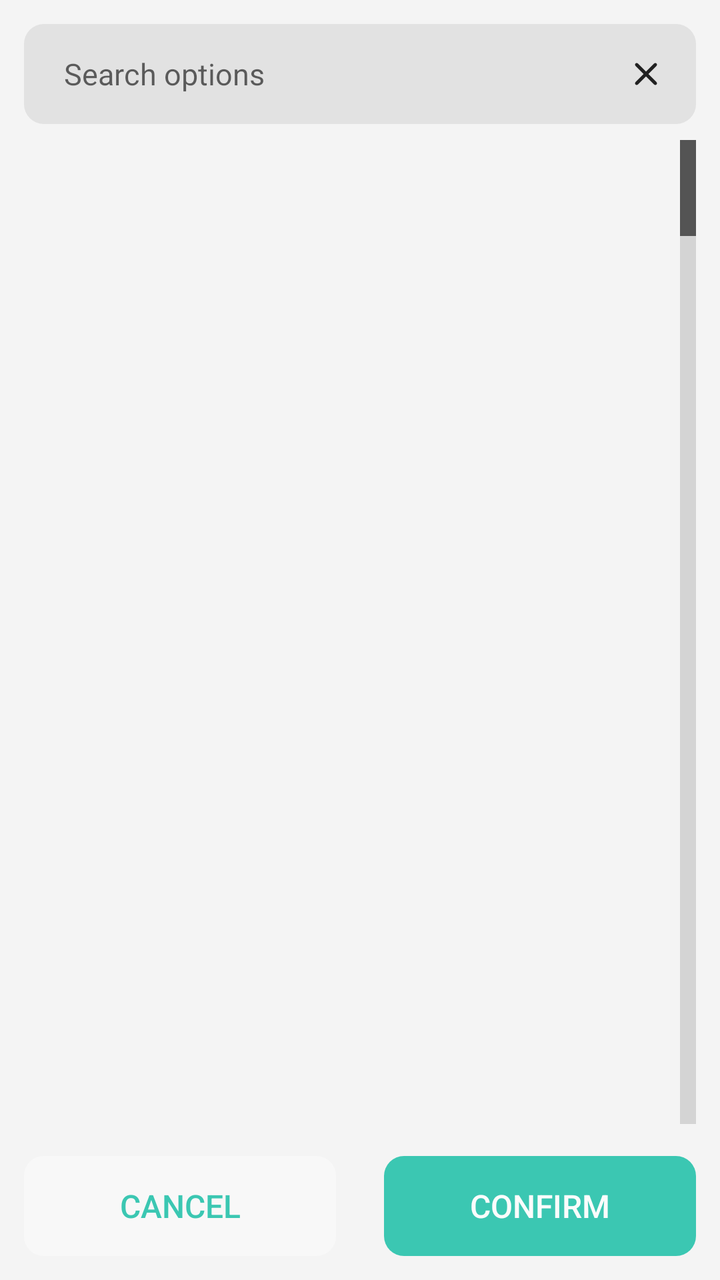
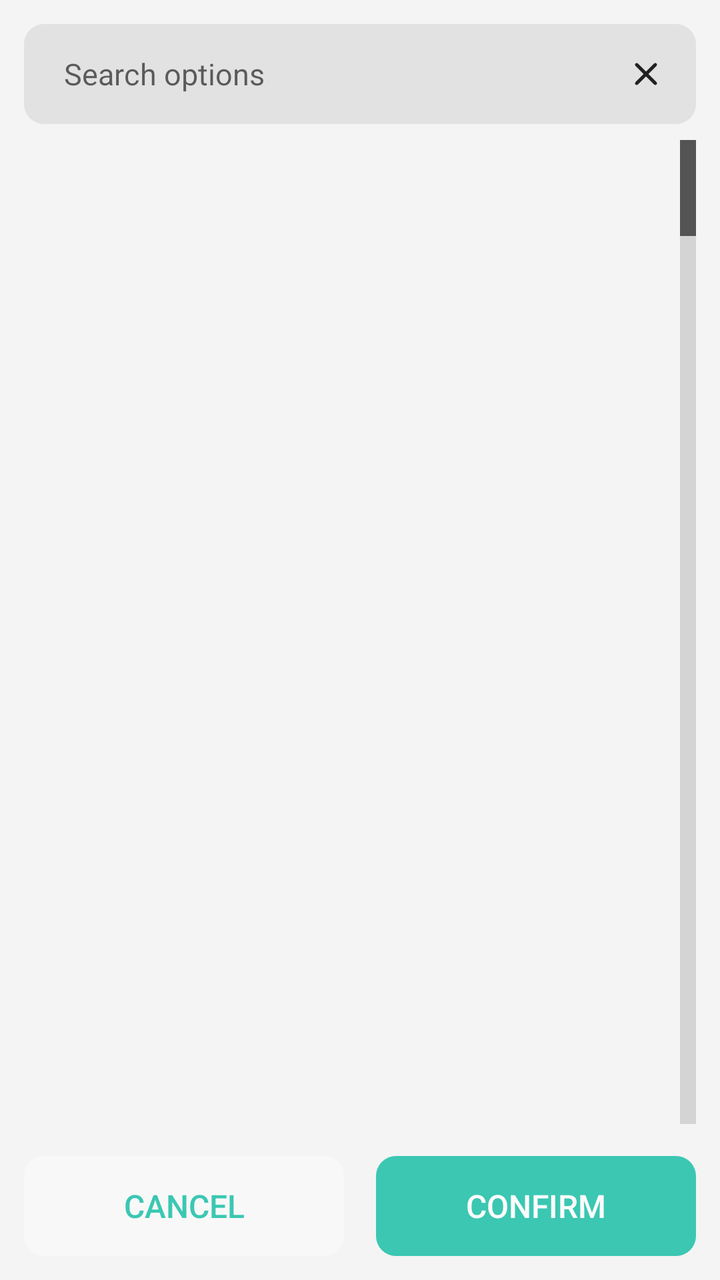

The first picture is an Android layout as it rendered before a commit; the second is the same layout after the commit. The layout source and the unified diff follow.
<!-- AndroidManifest.xml: application theme AppTheme -->
<!-- res/layout/dialog_item_chooser.xml -->
<?xml version="1.0" encoding="utf-8"?>
<LinearLayout xmlns:android="http://schemas.android.com/apk/res/android"
    style="@style/dialogRoot"
    android:orientation="vertical"
    android:focusable="true"
    android:focusableInTouchMode="true"
    android:layout_width="match_parent"
    android:layout_height="wrap_content">
    <RelativeLayout
        android:id="@+id/search_bar"
        android:background="@drawable/dialog_search_bg"
        android:layout_width="match_parent"
        android:layout_height="50dp">
        <EditText
            android:id="@+id/search_box"
            android:nextFocusDown="@id/search_box"
            android:lines="1"
            android:singleLine="true"
            android:imeOptions="actionSearch"
            android:layout_width="match_parent"
            android:layout_height="match_parent"
            android:paddingStart="20dp"
            android:paddingEnd="20dp"
            android:maxLength="30"
            android:textSize="15dp"
            android:hint="@string/item_chooser_search_hint"
            android:background="@null" />

        <ImageButton
            android:id="@+id/search_box_clear"
            android:background="@null"
            android:layout_alignParentEnd="true"
            android:layout_centerVertical="true"
            android:src="@drawable/dialog_search_clear"
            android:scaleType="centerInside"
            android:padding="15dp"
            android:tint="?android:textColorPrimary"
            android:layout_width="50dp"
            android:layout_height="50dp" />
    </RelativeLayout>

    <FrameLayout
        android:layout_marginBottom="8dp"
        android:id="@+id/header"
        android:layout_width="match_parent"
        android:layout_height="wrap_content">

        <TextView
            style="@style/dialogTitle"
            android:breakStrategy="simple"
            android:paddingStart="4dp"
            android:paddingEnd="4dp"
            android:id="@+id/dialog_title"
            android:visibility="gone"
            android:layout_width="match_parent"
            android:layout_height="wrap_content" />

        <TextView
            style="@style/dialogDesc"
            android:breakStrategy="simple"
            android:paddingStart="4dp"
            android:paddingEnd="4dp"
            android:id="@+id/dialog_desc"
            android:visibility="gone"
            android:layout_width="match_parent"
            android:layout_height="wrap_content" />
    </FrameLayout>

    <RelativeLayout
        android:id="@+id/select_all_block"
        android:orientation="horizontal"
        android:layout_width="match_parent"
        android:layout_height="wrap_content">

        <CheckBox
            android:visibility="gone"
            android:id="@+id/select_all"
            android:layout_margin="6dp"
            android:text="@string/select_all"
            android:layoutDirection="rtl"
            style="@style/textTitle"
            android:layout_alignParentEnd="true"
            android:layout_width="wrap_content"
            android:layout_height="wrap_content" />
    </RelativeLayout>

    <ListView
        android:id="@+id/item_list"
        android:scrollbarSize="0dp"
        android:layout_weight="1"
        android:divider="@null"
        android:fastScrollEnabled="true"
        android:scrollbarStyle="insideOverlay"
        android:requiresFadingEdge="vertical"
        android:smoothScrollbar="true"
        android:layout_width="match_parent"
        android:layout_height="0dp" />

    <LinearLayout
        android:id="@+id/bottom_buttons"
        android:layout_marginTop="16dp"
        android:orientation="horizontal"
        android:layout_width="match_parent"
        android:layout_height="wrap_content">

        <Button
            android:id="@+id/btn_cancel"
            style="@style/dialogCancelBtn"
            android:layout_marginEnd="8dp"
            android:text="@string/btn_cancel">
        </Button>
        <Button
            android:id="@+id/btn_confirm"
            style="@style/dialogConfirmBtn"
            android:text="@string/btn_confirm">
        </Button>
    </LinearLayout>
</LinearLayout>
<!-- resources referenced by this layout -->
<resources>
  <!-- drawable dialog_search_bg (drawable) -->
  <?xml version="1.0" encoding="utf-8"?>
  <shape xmlns:android="http://schemas.android.com/apk/res/android">
      <solid android:color="?attr/colorParse" />
      <size android:height="25dp" />
      <corners android:radius="10dp" />
  
      
  </shape>
  <string name="btn_cancel">Cancel</string>
  <string name="btn_confirm">Confirm</string>
  <string name="item_chooser_search_hint">Search options</string>
  <string name="select_all">Select all</string>
  <style name="dialogCancelBtn" parent="dialogLargeBtn">
          <item name="android:layout_marginStart">0dp</item>
          <item name="android:background">@drawable/btn_bg_large_secondary</item>
      </style>
  <style name="dialogConfirmBtn" parent="dialogLargeBtn">
          <item name="android:textColor">#FFFFFF</item>
          <item name="android:background">@drawable/btn_bg_large</item>
      </style>
  <style name="dialogDesc" parent="@style/textSmall">
          <item name="android:paddingStart">16dp</item>
          <item name="android:paddingEnd">16dp</item>
          <item name="android:paddingTop">8dp</item>
          <item name="android:layout_width">match_parent</item>
          <item name="android:layout_height">wrap_content</item>
      </style>
  <style name="dialogRoot">
          <item name="android:layout_width">match_parent</item>
          <item name="android:layout_height">match_parent</item>
          <item name="android:orientation">vertical</item>
          <item name="android:padding">12dp</item>
      </style>
  <style name="dialogTitle" parent="@style/textTitle">
          <item name="android:paddingStart">16dp</item>
          <item name="android:paddingEnd">16dp</item>
          <item name="android:paddingTop">16dp</item>
          <item name="android:layout_width">match_parent</item>
          <item name="android:layout_height">wrap_content</item>
      </style>
  <style name="textTitle">
          <item name="android:textColor">?android:attr/textColorPrimary</item>
          <item name="android:textStyle">bold</item>
          <item name="android:textSize">14dp</item>
      </style>
  <style name="textSmall">
          <item name="android:textColor">?android:attr/textColorSecondary</item>
          <item name="android:textSize">12sp</item>
      </style>
  <color name="colorPrimary">#64CDB6</color>
  <color name="colorPrimaryDark">#30C7B6</color>
  <color name="colorAccent">#0dbda2</color>
  <color name="colorParseDark">#20605f5f</color>
  <color name="colorPirmDark">#20000000</color>
  <color name="status_bg_light">@android:color/white</color>
  <color name="window_bg_light">#f4f4f4</color>
  <color name="cardBgLight">#CCFFFFFF</color>
  <!-- drawable seekbar_thumb (drawable) -->
  <?xml version="1.0" encoding="utf-8"?>
  <shape xmlns:android="http://schemas.android.com/apk/res/android">
      <solid android:color="@android:color/transparent" />
      <corners android:radius="10dp" />
      <size
          android:width="12dp"
          android:height="12dp" />
  </shape>
  <!-- drawable switch_track_disabled (drawable) -->
  <?xml version="1.0" encoding="utf-8"?>
  <shape xmlns:android="http://schemas.android.com/apk/res/android">
      <solid android:color="#22888888" />
      <corners android:radius="10dp" />
      <size android:width="66dp" android:height="20dp" />
  </shape>
  <!-- drawable switch_track_open (drawable) -->
  <?xml version="1.0" encoding="utf-8"?>
  <shape xmlns:android="http://schemas.android.com/apk/res/android">
      <solid android:color="?android:colorAccent" />
      <corners android:radius="10dp" />
      <size android:width="66dp" android:height="20dp" />
  </shape>
  <!-- drawable switch_track_close (drawable) -->
  <?xml version="1.0" encoding="utf-8"?>
  <shape xmlns:android="http://schemas.android.com/apk/res/android">
      <solid android:color="#44888888" />
      <corners android:radius="10dp" />
      <size android:width="66dp" android:height="20dp" />
  </shape>
  <!-- unchanged entries left out for length: 18 -->
</resources>

<!-- the commit's change to res/layout/dialog_item_chooser.xml (unified diff, before → after) -->
@@ -106,7 +106,6 @@
         <Button
             android:id="@+id/btn_cancel"
             style="@style/dialogCancelBtn"
-            android:layout_marginEnd="8dp"
             android:text="@string/btn_cancel">
         </Button>
         <Button
